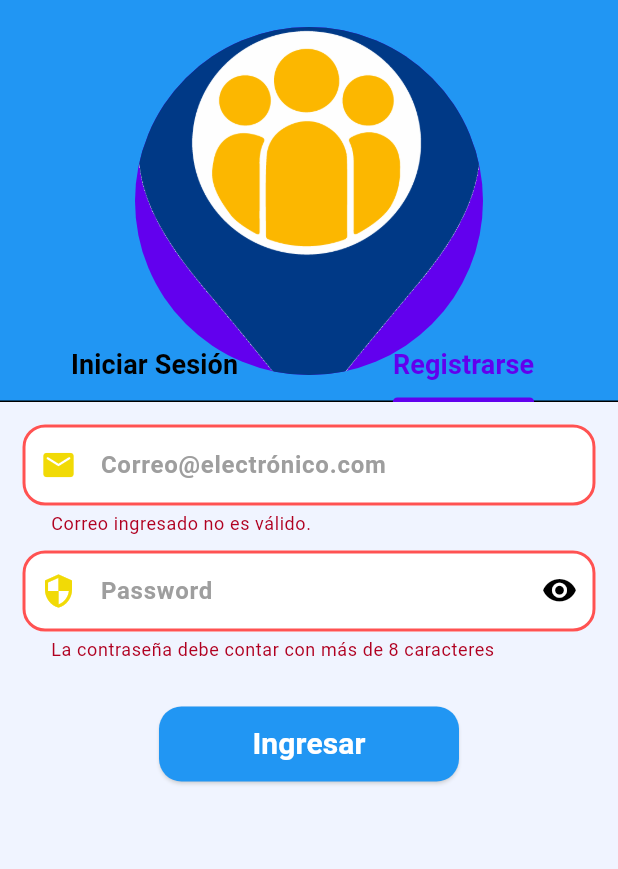
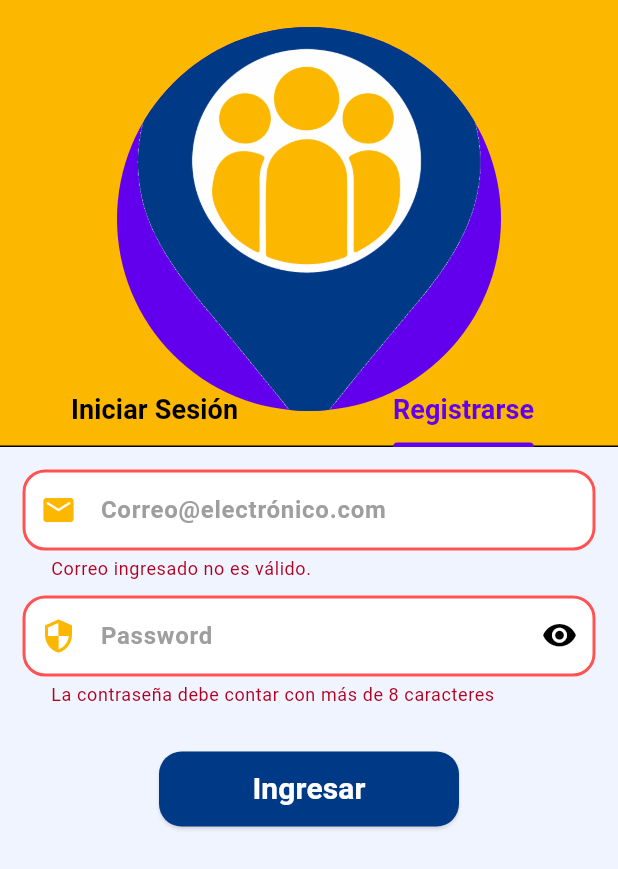
Before and after one commit to redlein/buscappme2, a Flutter app: the TabLoginScreen screen opened by its route, tab 2 chosen, after a tap on "Ingresar", on a phone screen of 412 x 824 dp. Shown: the top 869 px of the screen. Run offline on Flutter 3.47's test engine with Material 2 defaults, Android fonts, the phone set to English and light mode, and no system bars; our stand-ins replace flutter_secure_storage, font_awesome_flutter, google_fonts, google_mobile_ads, image_picker, lottie and 3 more; accounts and stored records are empty; network calls fail.

Commit message:
Cambios login I

```diff
--- a/lib/screen/login/login_screen.dart
+++ b/lib/screen/login/login_screen.dart
@@ -1,4 +1,5 @@
 
+import 'package:buscappme/util/color_util.dart';
 import 'package:flutter/material.dart';
 import 'package:provider/provider.dart';
 
@@ -41,9 +42,9 @@ class LoginScreen extends StatelessWidget {
                     shape: RoundedRectangleBorder(
                       borderRadius: BorderRadius.circular(15),
                     ),
-                    disabledColor: Colors.blue,
+                    disabledColor: ColorsPanel.cBase,
                     elevation: 1,
-                    color: Colors.blue,
+                    color: ColorsPanel.cBase,
                     onPressed: loginProvider.isLoading ? null : () async {
 
                       final authService = Provider.of<AuthService>(context, listen: false);
--- a/lib/screen/login/register_screen.dart
+++ b/lib/screen/login/register_screen.dart
@@ -1,6 +1,7 @@
 import 'package:buscappme/domain/services/auth_service.dart';
 import 'package:buscappme/domain/services/snackbar_service.dart';
 import 'package:buscappme/routes/routes.dart';
+import 'package:buscappme/util/color_util.dart';
 import 'package:flutter/material.dart';
 import 'package:provider/provider.dart';
 
@@ -39,9 +40,9 @@ class RegisterScreen extends StatelessWidget {
                     shape: RoundedRectangleBorder(
                       borderRadius: BorderRadius.circular(15),
                     ),
-                    disabledColor: Colors.blue,
+                    disabledColor: ColorsPanel.cBase,
                     elevation: 1,
-                    color: Colors.blue,
+                    color: ColorsPanel.cBase,
                     onPressed: loginProvider.isLoading
                         ? null
                         : () async {
--- a/lib/screen/login/tab_login_screen.dart
+++ b/lib/screen/login/tab_login_screen.dart
@@ -1,6 +1,7 @@
 import 'package:buscappme/domain/providers/login_provider.dart';
 import 'package:buscappme/screen/login/login_screen.dart';
 import 'package:buscappme/screen/login/register_screen.dart';
+import 'package:buscappme/util/color_util.dart';
 import 'package:flutter/material.dart';
 import 'package:provider/provider.dart';
 
@@ -14,8 +15,8 @@ class TabLoginScreen extends StatelessWidget {
         child: Scaffold(
             appBar: AppBar(
               automaticallyImplyLeading: false,
-              backgroundColor: Colors.blue,
-              toolbarHeight: 220,
+              backgroundColor: ColorsPanel.cYellow,
+              toolbarHeight: 250,
               flexibleSpace: Padding(
                 padding: const EdgeInsets.all(10.0),
                 child: Padding(
--- a/lib/util/color_util.dart
+++ b/lib/util/color_util.dart
@@ -1,7 +1,12 @@
 import 'package:flutter/material.dart';
 
 class ColorsPanel {
-  static Color cBase = Colors.blue;
+  static Color cBase = Color.fromARGB(255, 0, 57, 134);
+  static Color cYellow = Color.fromARGB(255, 252, 183, 0);
+  static Color cWhite = Colors.white;
+  static Color cOrange = Color.fromARGB(255, 241, 80, 37);
+  static Color cBlue = Color.fromARGB(255, 4, 150, 255);
+  static Color cSkyBlue = Color.fromARGB(255, 75, 179, 253);
 }
 
 class Colorstitle {
--- a/lib/widgets/login_input.dart
+++ b/lib/widgets/login_input.dart
@@ -1,4 +1,5 @@
 import 'package:buscappme/domain/providers/login_provider.dart';
+import 'package:buscappme/util/color_util.dart';
 import 'package:flutter/material.dart';
 import 'package:provider/provider.dart';
 
@@ -43,7 +44,7 @@ class _LoginInputState extends State<LoginInput> {
             widget.input == 'email' ? 'Correo@electrónico.com' : 'Password',
         prefixIcon: Icon(
           widget.input == 'email' ? Icons.email_rounded : Icons.security,
-          color: const Color.fromARGB(255, 241, 218, 6),
+          color: ColorsPanel.cYellow,
         ),
         suffixIcon: widget.input == 'password'
             ? InkWell(
@@ -83,11 +84,11 @@ InputDecoration _buildDecoration({
 }) {
   return InputDecoration(
     enabledBorder: OutlineInputBorder(
-      borderSide: const BorderSide(width: 2, color: Colors.blue),
+      borderSide: BorderSide(width: 2, color: ColorsPanel.cBase),
       borderRadius: BorderRadius.circular(15),
     ),
     focusedBorder: OutlineInputBorder(
-      borderSide: const BorderSide(width: 2, color: Colors.blue),
+      borderSide: BorderSide(width: 2, color: ColorsPanel.cBase),
       borderRadius: BorderRadius.circular(15),
     ),
     errorBorder: OutlineInputBorder(
@@ -95,7 +96,7 @@ InputDecoration _buildDecoration({
       borderRadius: BorderRadius.circular(15),
     ),
     border: OutlineInputBorder(
-      borderSide: const BorderSide(width: 2, color: Colors.blue),
+      borderSide: BorderSide(width: 2, color: ColorsPanel.cBase),
       borderRadius: BorderRadius.circular(15),
     ),
     filled: true,
@@ -107,7 +108,7 @@ InputDecoration _buildDecoration({
     ),
     prefixIcon: prefixIcon,
     suffixIcon: suffixIcon,
-    prefixIconColor: Colors.blue,
+    prefixIconColor: ColorsPanel.cBase,
     contentPadding: const EdgeInsets.all(15),
   );
 }
```
